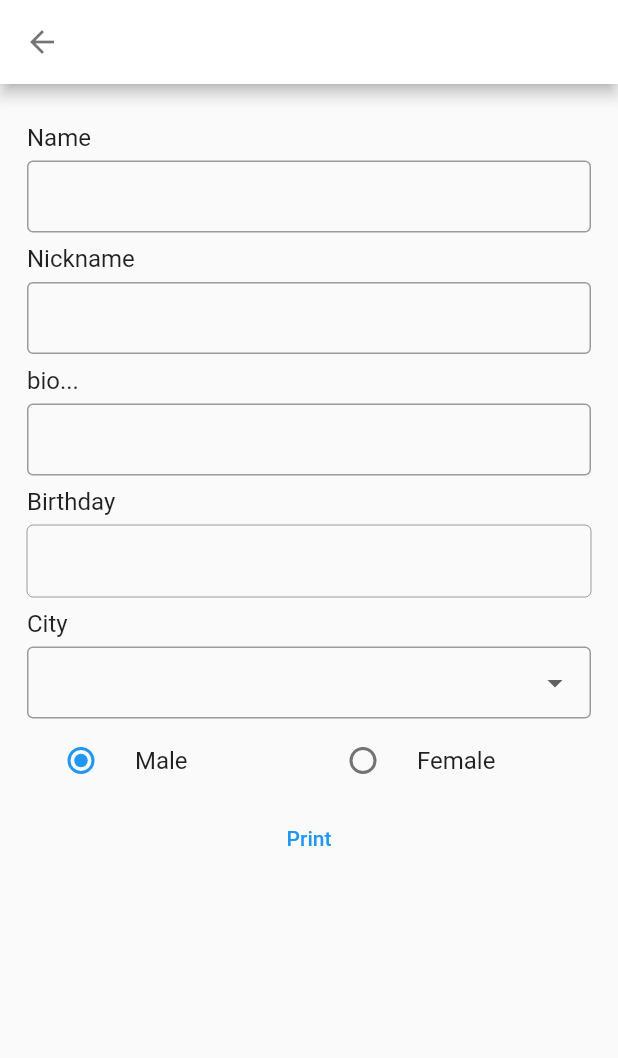
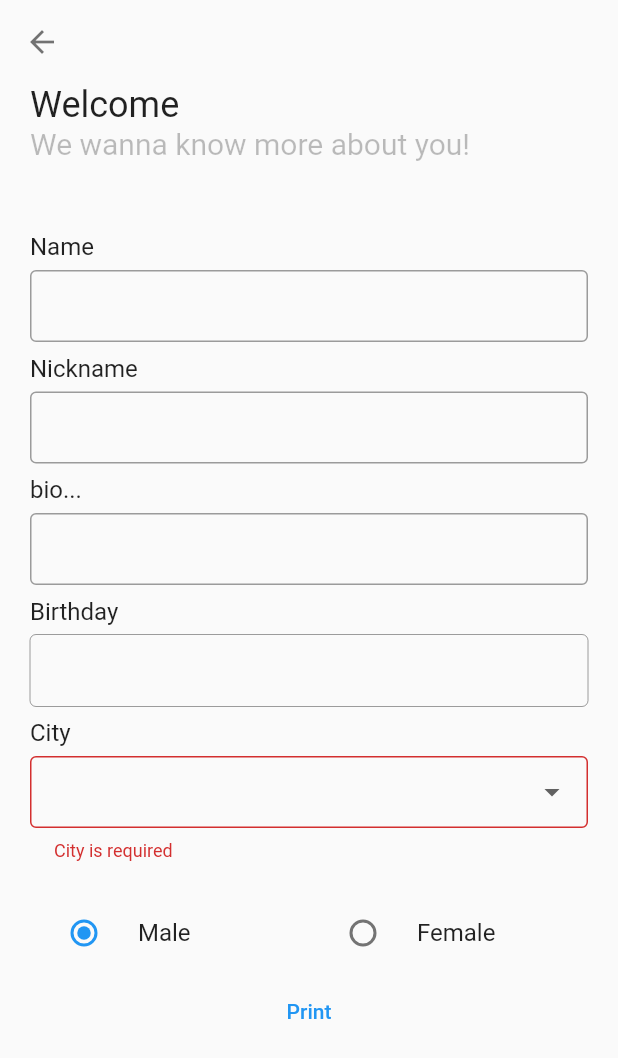
Before and after one commit to MohamedOsama26/inbox, a Flutter app: the RegisterNewUserInformation screen opened directly with empty values, after a tap on "Print", on a phone screen of 412 x 824 dp. Shown: the top 1058 px of the screen. Run offline on Flutter 3.47's test engine with Material 2 defaults, Android fonts, the phone set to English and light mode, and no system bars; our stand-ins replace bloc, card_swiper, cloud_firestore, firebase_auth, firebase_core, firebase_storage and 5 more; accounts and stored records are empty.

Commit message:
removing some bugs1

```diff
--- a/lib/main.dart
+++ b/lib/main.dart
@@ -1,14 +1,17 @@
 import 'package:bloc/bloc.dart';
 import 'package:firebase_core/firebase_core.dart';
 import 'package:flutter/material.dart';
+import 'package:flutter_bloc/flutter_bloc.dart';
 import 'package:inbox/firebase_options.dart';
+import 'package:inbox/models/register_cubit/register_cubit.dart';
 import 'package:inbox/modules/login_screen/login_screen.dart';
 import 'package:inbox/modules/main_page.dart';
 import 'package:inbox/shared/bloc_observer.dart';
 import 'package:shared_preferences/shared_preferences.dart';
 
 String? uid;
-void main() async{
+
+void main() async {
   WidgetsFlutterBinding.ensureInitialized();
   await Firebase.initializeApp(
     options: DefaultFirebaseOptions.currentPlatform,
@@ -22,18 +25,22 @@ void main() async{
 class MyApp extends StatelessWidget {
   const MyApp({super.key});
 
-
   // This widget is the root of your application.
   @override
   Widget build(BuildContext context) {
-
-
-    return MaterialApp(
-      title: 'Flutter Demo',
-      theme: ThemeData(
-        primarySwatch: Colors.blue,
+    return MultiBlocProvider(
+      providers: [
+        BlocProvider<RegisterCubit>(
+          create: (BuildContext context) => RegisterCubit(),
+        ),
+      ],
+      child: MaterialApp(
+        title: 'Flutter Demo',
+        theme: ThemeData(
+          primarySwatch: Colors.blue,
+        ),
+        home: uid != null ? const MainPage() : const LoginScreen(),
       ),
-      home: uid != null ? const MainPage() : const LoginScreen(),
     );
   }
 }
--- a/lib/models/register_cubit/register_cubit.dart
+++ b/lib/models/register_cubit/register_cubit.dart
@@ -61,10 +61,13 @@ class RegisterCubit extends Cubit<RegisterState> {
     }).catchError((error) {
       error = error.toString();
       String err = error.substring(error.indexOf(']') + 1, error.indexOf('.'));
-      // print(err);
+      print('This is the error :     ===== >>>    $err');
       emit(RegisterErrorState(err));
     });
   }
+
+
+
 
   void reloadRegisterPage() {
     emit(RegisterInitialState());
@@ -99,6 +102,8 @@ class RegisterCubit extends Cubit<RegisterState> {
         gender: gender
     );
 
+    print('=============================>>> Here creatnig user');
+
     FirebaseFirestore.instance
         .collection('users')
         .doc(uid)
--- a/lib/modules/regiser_new_user_information/register_new_user_information.dart
+++ b/lib/modules/regiser_new_user_information/register_new_user_information.dart
@@ -1,6 +1,7 @@
 import 'dart:core';
 
 import 'package:flutter/material.dart';
+import 'package:flutter_bloc/flutter_bloc.dart';
 import 'package:inbox/models/register_cubit/register_cubit.dart';
 import 'package:inbox/shared/links.dart';
 import 'package:inbox/shared/widgets/custom_dropdown_button.dart';
@@ -33,6 +34,7 @@ class _RegisterNewUserInformationState
   final TextEditingController genderController = TextEditingController();
   final TextEditingController cityController = TextEditingController();
   final TextEditingController bioController = TextEditingController();
+  final TextEditingController currentCity = TextEditingController();
   final List<String> cities = [
     'Cairo',
     'Alexandria',
@@ -65,22 +67,49 @@ class _RegisterNewUserInformationState
   String gender = 'Male';
 
   @override
-  Widget build(BuildContext context) {
+  Widget build(BuildContext context1) {
+    return BlocConsumer<RegisterCubit, RegisterState>(
+  listener: (context, state) {},
+  builder: (context, state) {
+    print(state);
     return Scaffold(
       appBar: AppBar(
-        backgroundColor: Colors.white,
+        elevation: 0,
+        backgroundColor: Colors.transparent,
         foregroundColor: Color(0x8B000000),
       ),
       body: SingleChildScrollView(
-        child: Form(
+        child: Padding(
+          padding: const EdgeInsets.symmetric(horizontal: 20.0),
+          child: Column(
+            crossAxisAlignment: CrossAxisAlignment.start,
+            children: [
+              // SizedBox(height: 30,),
+              Text(
+                'Welcome',
+                style: TextStyle(
+                    fontSize: Theme.of(context1).textTheme.headline5!.fontSize),
+              ),
+              Text(
+                'We wanna know more about you!',
+                style: TextStyle(
+                    fontSize: Theme.of(context1).textTheme.headline6!.fontSize,
+                    color: Colors.black26),
+              ),
+              const SizedBox(height: 40.0),
+              Form(
                 key: formKey,
-          child: Padding(
-            padding: const EdgeInsets.all(18.0),
                 child: Column(
                   children: [
                     TextFieldStyle1(
                       controller: nameController,
                       label: 'Name',
+                      validationFunction: (value){
+                        if(value == null){
+                          return 'Your name is required';
+                        }
+                        return null;
+                      },
                     ),
                     TextFieldStyle1(
                       controller: nicknameController,
@@ -97,7 +126,7 @@ class _RegisterNewUserInformationState
                         onTap: () {
                           print('tabbed');
                           showDatePicker(
-                        context: context,
+                            context: context1,
                             initialDate: DateTime(
                                 1999, DateTime.now().month, DateTime.now().day),
                             firstDate: DateTime(1900),
@@ -112,7 +141,10 @@ class _RegisterNewUserInformationState
                             }
                           });
                         }),
-                CustomDropdownButton(items: cities, label: 'City'),
+                    CustomDropdownButton(items: cities, label: 'City',dropdownValue: currentCity.text),
+                    SizedBox(
+                      height: 20,
+                    ),
                     Row(
                       children: [
                         Expanded(
@@ -141,9 +173,9 @@ class _RegisterNewUserInformationState
                     ),
                     TextButton(
                         onPressed: () {
-                      if(formKey.currentState!.validate()) {
-                        RegisterCubit.get(context).register(
-                            context,
+                          if (formKey.currentState!.validate()) {
+                            RegisterCubit.get(context1).register(
+                              context1,
                               email: widget.email,
                               password: widget.password,
                               phone: widget.phone,
@@ -152,7 +184,7 @@ class _RegisterNewUserInformationState
                               bio: bioController.text,
                               birthday: birthDayController.text,
                               backgroundPicture: backgroundProfilePicture,
-                            city: cityController.text,
+                              city: currentCity.text,
                               gender: gender,
                               profilePicture: profilePicture,
                             );
@@ -163,8 +195,12 @@ class _RegisterNewUserInformationState
                   ],
                 ),
               ),
+            ],
+          ),
         ),
       ),
     );
+  },
+);
   }
 }
--- a/lib/modules/signup_screen/signup_screen.dart
+++ b/lib/modules/signup_screen/signup_screen.dart
@@ -27,11 +27,10 @@ class _SignupScreenState extends State<SignupScreen> {
 
   @override
   Widget build(BuildContext context) {
-    return BlocProvider(
-      create: (context) => RegisterCubit(),
-      child: BlocConsumer<RegisterCubit, RegisterState>(
-        listener: (context, state) {},
-        builder: (context, state) {
+    return BlocConsumer<RegisterCubit, RegisterState>(
+        listener: (context, state) {
+      // if(state is )
+    }, builder: (context, state) {
       if (state is RegisterLoadingState) {
         return const Scaffold(
           body: Center(
@@ -72,10 +71,8 @@ class _SignupScreenState extends State<SignupScreen> {
                   Text(
                     'Create Account',
                     style: TextStyle(
-                            fontSize: Theme.of(context)
-                                .textTheme
-                                .headline5!
-                                .fontSize),
+                        fontSize:
+                            Theme.of(context).textTheme.headline5!.fontSize),
                   ),
                   Text(
                     'Connect with your Friends Today!',
@@ -168,9 +165,8 @@ class _SignupScreenState extends State<SignupScreen> {
                             onPressed: () {
 
 
-
-                                  if(formKey.currentState!.validate()) {
-                                    Navigator.push(context,
+                              if (formKey.currentState!.validate()) {
+                                Navigator.of(context).push(
                                   MaterialPageRoute(
                                     builder: (context) =>
                                         RegisterNewUserInformation(
@@ -325,8 +321,6 @@ class _SignupScreenState extends State<SignupScreen> {
           ),
         ),
       );
-        },
-      ),
-    );
+    });
   }
 }
--- a/lib/shared/widgets/custom_dropdown_button.dart
+++ b/lib/shared/widgets/custom_dropdown_button.dart
@@ -1,9 +1,9 @@
 import 'package:flutter/material.dart';
 
 class CustomDropdownButton extends StatefulWidget {
-  CustomDropdownButton({Key? key, required this.items, this.dropdownValue, required this.label}) : super(key: key);
+  CustomDropdownButton({Key? key, required this.items,required this.dropdownValue, required this.label}) : super(key: key);
 
-  String? dropdownValue;
+  String dropdownValue;
   final List<String> items;
   final String label;
 
@@ -28,13 +28,14 @@ class _CustomDropdownButtonState extends State<CustomDropdownButton> {
         ),
         DropdownButtonHideUnderline(
           child: DropdownButtonFormField(
+
             itemHeight: null,
             decoration: InputDecoration(
               contentPadding: EdgeInsets.symmetric(vertical: 4,horizontal: 16),
 
               border: OutlineInputBorder(borderSide: BorderSide(width: 2,color: Colors.black45) ),
             ),
-            value: widget.dropdownValue,
+            // value: null,
             icon: Icon(Icons.arrow_drop_down),
             items: widget.items
                 .map((city) => DropdownMenuItem(
@@ -49,6 +50,11 @@ class _CustomDropdownButtonState extends State<CustomDropdownButton> {
             },
             isExpanded: true,
             borderRadius: BorderRadius.circular(4),
+            validator: (value){
+              if(value == null) {
+                return 'City is required';
+              }
+            },
 
 
             // isExpanded: true,
--- a/lib/shared/widgets/text_field_style_1.dart
+++ b/lib/shared/widgets/text_field_style_1.dart
@@ -60,6 +60,7 @@ class TextFieldStyle1 extends StatelessWidget {
                   top: 4.0, bottom: 4.0, right: 0.0, left: 16.0),
               border: OutlineInputBorder(
                 borderRadius: BorderRadius.circular(4.0),
+                borderSide: BorderSide(width: 2,color: Colors.black45)
               ),
               hintText: hint,
               suffixIcon: SizedBox(
```
Lines whose indentation alone changed are shown as unchanged.
